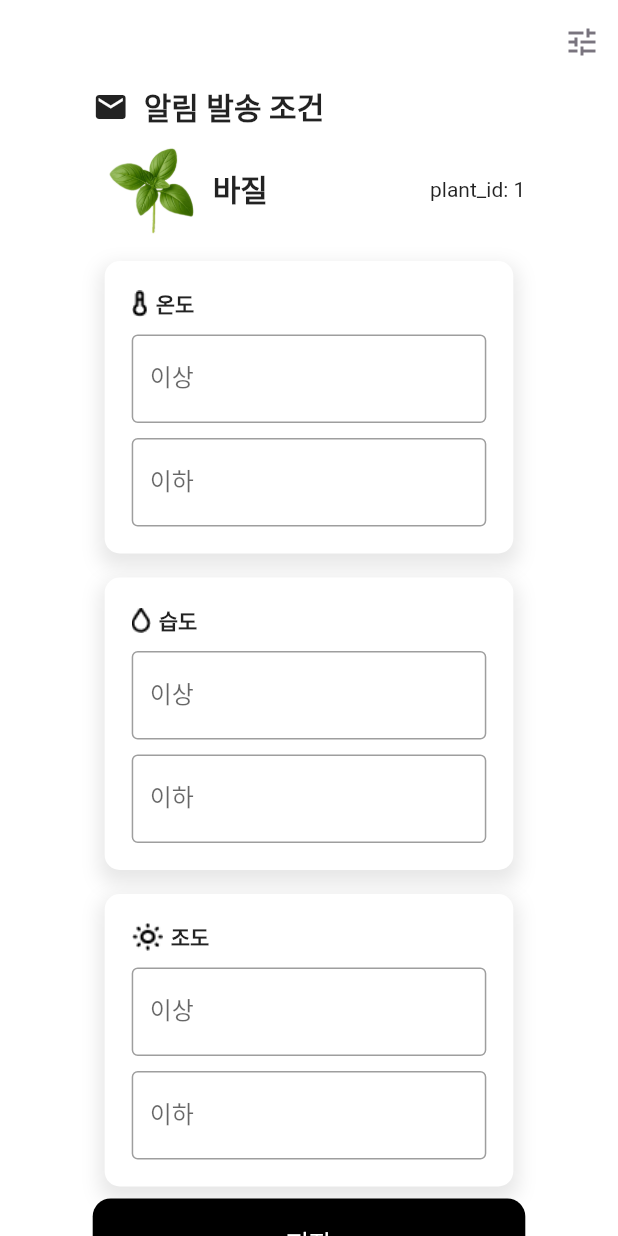
After one commit to kangsudal/nerdycatcher_flutter, a Flutter app: the NotificationSettingPage screen opened by its route, on a phone screen of 412 x 824 dp. The commit adds this screen. Run offline on Flutter 3.47's test engine with Material 3 defaults, Android fonts, the phone set to English and light mode, and no system bars; our stand-ins replace fl_chart, flutter_riverpod, go_router.

Commit message:
알림 발송 조건 페이지 (NotificationSettingPage)

```diff
--- a/lib/other/routes/app_router.dart
+++ b/lib/other/routes/app_router.dart
@@ -3,6 +3,7 @@ import 'package:nerdycatcher_flutter/other/routes/route_names.dart';
 import 'package:nerdycatcher_flutter/pages/auth_selection_page.dart';
 import 'package:nerdycatcher_flutter/pages/dashboard_page.dart';
 import 'package:nerdycatcher_flutter/pages/home_page.dart';
+import 'package:nerdycatcher_flutter/pages/notification_setting_page.dart';
 import 'package:nerdycatcher_flutter/pages/signin_page.dart';
 import 'package:nerdycatcher_flutter/pages/splash_page.dart';
 
@@ -34,6 +35,11 @@ final GoRouter appRouter = GoRouter(
       path: '/dashboard',
       builder: (context, state) => DashboardPage(),
     ),
+    GoRoute(
+      name: RouteNames.notificationSetting,
+      path: '/notificationSetting',
+      builder: (context, state) => NotificationSettingPage(),
+    ),
     // GoRoute(
     //   name: RouteNames.settings,
     //   path: '/settings',
--- a/lib/other/routes/route_names.dart
+++ b/lib/other/routes/route_names.dart
@@ -10,4 +10,5 @@ abstract class RouteNames {
   static const resetPassword = 'resetPassword';
   static const splash = 'splash';
   static const home = 'home';
+  static const notificationSetting = 'notificationSetting';
 }
--- a/lib/pages/home_page.dart
+++ b/lib/pages/home_page.dart
@@ -1,4 +1,5 @@
 import 'package:flutter/material.dart';
+import 'package:go_router/go_router.dart';
 import 'package:nerdycatcher_flutter/pages/widgets/default_app_bar.dart';
 
 class HomePage extends StatefulWidget {
@@ -27,16 +28,21 @@ class _HomePageState extends State<HomePage> {
 안녕.
 혹시 너도, 작은 씨앗 하나 심어볼래?
 내가 지켜볼게.
-''',style: TextStyle(fontSize: 17),),
+''', style: TextStyle(fontSize: 17)),
                 SizedBox(height: 20),
                 SizedBox(
                   width: MediaQuery.of(context).size.width * 0.8,
                   child: Wrap(
                     alignment: WrapAlignment.center,
                     children: [
-                      CustomCard(
-                        imagePath: 'assets/images/sample_plants/basil.png',
-                        plantName: '바질',
+                      GestureDetector(
+                        child: CustomCard(
+                          imagePath: 'assets/images/sample_plants/basil.png',
+                          plantName: '바질',
+                        ),
+                        onTap: () {
+                          context.goNamed('notificationSetting');
+                        },
                       ),
                       CustomCard(
                         imagePath: 'assets/images/planting.png',
--- /dev/null
+++ b/lib/pages/notification_setting_page.dart
@@ -0,0 +1,174 @@
+import 'package:flutter/cupertino.dart';
+import 'package:flutter/material.dart';
+import 'package:nerdycatcher_flutter/pages/widgets/default_app_bar.dart';
+
+class NotificationSettingPage extends StatefulWidget {
+  const NotificationSettingPage({super.key});
+
+  @override
+  State<NotificationSettingPage> createState() =>
+      _NotificationSettingPageState();
+}
+
+class _NotificationSettingPageState extends State<NotificationSettingPage> {
+  @override
+  Widget build(BuildContext context) {
+    return Scaffold(
+      appBar: DefaultAppBar(),
+      body: SingleChildScrollView(
+        child: Center(
+          child: ConstrainedBox(
+            constraints: BoxConstraints(
+              minHeight: MediaQuery.of(context).size.height,
+            ),
+            child: SizedBox(
+              width: MediaQuery.of(context).size.width * 0.7,
+              child: Column(
+                crossAxisAlignment: CrossAxisAlignment.center,
+                children: [
+                  Row(
+                    children: [
+                      Icon(Icons.mail),
+                      SizedBox(width: 10),
+                      Text(
+                        '알림 발송 조건',
+                        style: TextStyle(
+                          fontWeight: FontWeight.bold,
+                          fontSize: 20,
+                        ),
+                      ),
+                    ],
+                  ),
+                  Row(
+                    children: [
+                      Image.asset(
+                        'assets/images/sample_plants/basil.png',
+                        width: 80,
+                      ),
+                      Text(
+                        '바질',
+                        style: TextStyle(
+                          fontWeight: FontWeight.bold,
+                          fontSize: 20,
+                        ),
+                      ),
+                      Spacer(),
+                      Text('plant_id: 1'),
+                    ],
+                  ),
+                  SettingNotificationCard(
+                    iconPath: 'assets/icons/temperature.png',
+                    conditionLabel: '온도',
+                  ),
+                  SettingNotificationCard(
+                    iconPath: 'assets/icons/humidity.png',
+                    conditionLabel: '습도',
+                  ),
+                  SettingNotificationCard(
+                    iconPath: 'assets/icons/light.png',
+                    conditionLabel: '조도',
+                  ),
+                  SizedBox(
+                    width: double.infinity,
+                    child: CupertinoButton(
+                      color: Colors.black,
+                      child: Text('저장', style: TextStyle(color: Colors.white)),
+                      onPressed: () {},
+                    ),
+                  ),
+                ],
+              ),
+            ),
+          ),
+        ),
+      ),
+    );
+  }
+}
+
+class SettingNotificationCard extends StatelessWidget {
+  final String iconPath;
+
+  final String conditionLabel;
+
+  final double? width;
+  final double? height;
+
+  const SettingNotificationCard({
+    super.key,
+    required this.iconPath,
+    required this.conditionLabel,
+    this.width,
+    this.height,
+  });
+
+  @override
+  Widget build(BuildContext context) {
+    return Container(
+      margin: EdgeInsets.all(8),
+      padding: EdgeInsets.all(18),
+      decoration: BoxDecoration(
+        color: Colors.white,
+        boxShadow: [
+          BoxShadow(
+            color: Colors.grey.withValues(alpha: 0.25),
+            blurRadius: 10.0,
+            spreadRadius: 3.0,
+            offset: const Offset(0, 6),
+          ),
+        ],
+        borderRadius: BorderRadius.circular(10),
+      ),
+      // height: 180,
+      child: Column(
+        mainAxisAlignment: MainAxisAlignment.spaceBetween,
+        children: [
+          Row(
+            children: [
+              Image.asset(iconPath, fit: BoxFit.contain, width: width),
+              SizedBox(width: 5),
+              Text(
+                conditionLabel,
+                style: TextStyle(fontWeight: FontWeight.bold),
+              ),
+            ],
+          ),
+          Padding(
+            padding: EdgeInsets.only(top: 10),
+            child: TextFormField(
+              decoration: InputDecoration(
+                labelText: '이상',
+                border: OutlineInputBorder(),
+              ),
+              keyboardType: TextInputType.emailAddress,
+              validator: (value) {
+                if (value == null || value.isEmpty) {
+                  return '값을 입력하세요';
+                }
+                return null;
+              },
+              onSaved: (value) {},
+            ),
+          ),
+          Padding(
+            padding: EdgeInsets.only(top: 10),
+            child: TextFormField(
+              decoration: InputDecoration(
+                labelText: '이하',
+                border: OutlineInputBorder(),
+              ),
+              keyboardType: TextInputType.emailAddress,
+              validator: (value) {
+                if (value == null || value.isEmpty) {
+                  return '값을 입력하세요';
+                }
+                return null;
+              },
+              onSaved: (value) {},
+            ),
+          ),
+        ],
+      ),
+    );
+  }
+}
--- a/pubspec.yaml
+++ b/pubspec.yaml
@@ -66,6 +66,7 @@ flutter:
   assets:
     - assets/images/sample_plants/
     - assets/images/
+    - assets/icons/
   #   - images/a_dot_ham.jpeg
 
   # An image asset can refer to one or more resolution-specific "variants", see
```
Also changed, not shown: assets/icons/humidity.png (added), assets/icons/light.png (added), assets/icons/temperature.png (added).
